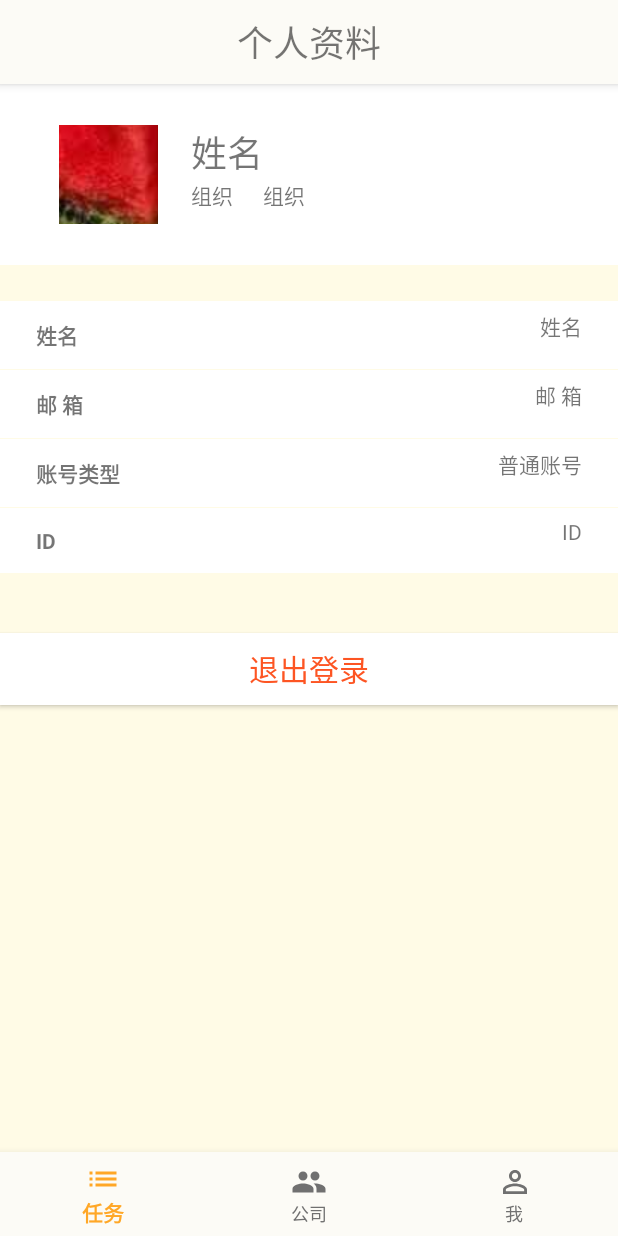
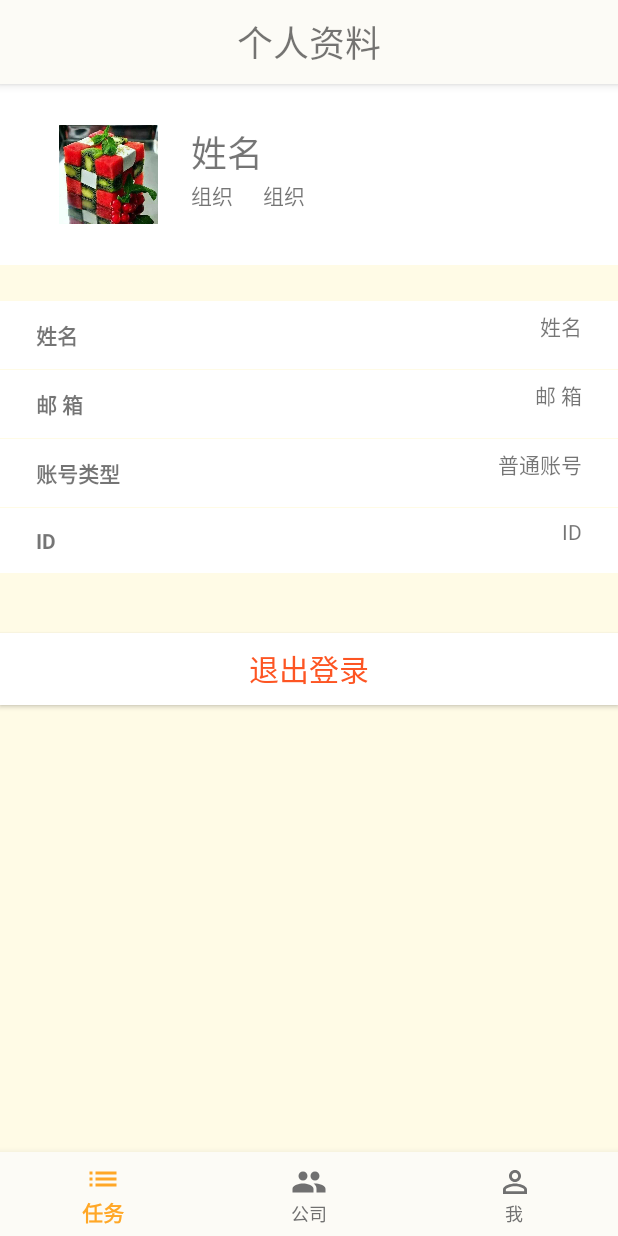
Before and after one commit to gantrol/taskRecorder, an Android app: the fragment UserMeFragment placed in its activity, on a phone screen of 412 x 824 dp. Run offline under Robolectric (Android 15) with nearby library versions, the phone set to English and light mode, and no system bars; our stand-ins replace ButterKnife, Picasso, Room's generated code; libraries missing offline, so code that uses them is left out: com.baidu.mapapi; pictures from the network do not load; 7 statements that could not run were skipped.

Commit message:
finish paper first, modified UI

```diff
--- a/app/src/main/java/cn/com/wosuo/taskrecorder/ui/taskloc/TaskLocFragment.java
+++ b/app/src/main/java/cn/com/wosuo/taskrecorder/ui/taskloc/TaskLocFragment.java
@@ -101,7 +101,7 @@ public abstract class TaskLocFragment extends Fragment {
         return v;
     }
 
-    private BaiduMap.OnMapStatusChangeListener mapStatusListener =
+    BaiduMap.OnMapStatusChangeListener mapStatusListener =
             new BaiduMap.OnMapStatusChangeListener() {
                 @Override
                 public void onMapStatusChangeStart(MapStatus arg0) {
@@ -139,7 +139,7 @@ public abstract class TaskLocFragment extends Fragment {
 
     private void initLocation(){
         LocationClientOption locationOption = new LocationClientOption();
-        locationOption.setScanSpan(3000);
+        locationOption.setScanSpan(800);
         locationOption.setLocationMode(LocationClientOption.LocationMode.Hight_Accuracy);
         locationOption.setIsNeedAddress(true);
         locationOption.setIsNeedLocationDescribe(true);
--- a/app/src/main/java/cn/com/wosuo/taskrecorder/ui/taskread/TaskReadFragment.java
+++ b/app/src/main/java/cn/com/wosuo/taskrecorder/ui/taskread/TaskReadFragment.java
@@ -334,8 +334,4 @@ public class TaskReadFragment extends Fragment {
             }
         }
     };
-
-
-
-
 }
--- a/app/src/main/java/cn/com/wosuo/taskrecorder/ui/usergroup/UserGroupFragment.java
+++ b/app/src/main/java/cn/com/wosuo/taskrecorder/ui/usergroup/UserGroupFragment.java
@@ -54,13 +54,7 @@ public class UserGroupFragment extends Fragment {
 
         UserViewModel userViewModel =
                 ViewModelProviders.of(this).get(UserViewModel.class);
-        userViewModel.getAllUsers().observe(this, new Observer<Resource<List<User>>>() {
-            @Override
-            public void onChanged(Resource<List<User>> usersResource) {
-                // onChanged method triggered every time LiveData changes. so do not need to call notifyDataSetChanged methods.
-                adapter.submitList(usersResource.data);
-            }
-        });
+        userViewModel.getAllUsers().observe(this, usersResource -> adapter.submitList(usersResource.data));
         return view;
     }
 
--- a/app/src/main/java/cn/com/wosuo/taskrecorder/ui/userme/UserMeFragment.java
+++ b/app/src/main/java/cn/com/wosuo/taskrecorder/ui/userme/UserMeFragment.java
@@ -6,6 +6,7 @@ import android.view.LayoutInflater;
 import android.view.View;
 import android.view.ViewGroup;
 import android.widget.Button;
+import android.widget.ImageView;
 import android.widget.TableRow;
 import android.widget.TextView;
 
@@ -16,6 +17,8 @@ import androidx.appcompat.app.AppCompatActivity;
 import androidx.appcompat.widget.Toolbar;
 import androidx.fragment.app.Fragment;
 import androidx.lifecycle.ViewModelProviders;
+
+import com.squareup.picasso.Picasso;
 
 import butterknife.BindView;
 import butterknife.ButterKnife;
@@ -37,6 +40,7 @@ public class UserMeFragment extends Fragment {
 
     @BindView(R.id.toolbar) Toolbar toolbar;
     @BindView(R.id.toolbar_title) TextView mToolbarTitleTextView;
+    @BindView(R.id.my_avatar) ImageView myAvatarImageView;
     @BindView(R.id.logout_btn) Button mLogoutButton;
     @BindView(R.id.big_my_name) TextView mBigMyNameTextView;
     @BindView(R.id.my_group) TextView mMyGroupTextView;
@@ -45,8 +49,6 @@ public class UserMeFragment extends Fragment {
     @BindView(R.id.my_email) TextView mMyEmailTextView;
     @BindView(R.id.my_type) TextView mMyTypeTextView;
     @BindView(R.id.my_id) TextView mMyIdTextView;
-
-
 
     @Nullable
     @Override
@@ -57,7 +59,7 @@ public class UserMeFragment extends Fragment {
         ActionBar actionBar = ((AppCompatActivity)requireActivity()).getSupportActionBar();
         if (actionBar != null) actionBar.setDisplayShowTitleEnabled(false);
         mToolbarTitleTextView.setText(TAG);
-
+        Picasso.get().load(R.drawable.nav_icon).into(myAvatarImageView);
         mLogoutButton.setOnClickListener(v -> logout());
         User me = AppPreferencesHelper.getCurrentUser();
 //        UserViewModel userViewModel = ViewModelProviders.of(this).get(UserViewModel.class);
--- a/app/src/main/java/cn/com/wosuo/taskrecorder/util/FinalStrings.java
+++ b/app/src/main/java/cn/com/wosuo/taskrecorder/util/FinalStrings.java
@@ -75,7 +75,11 @@ public final class FinalStrings {
         public static final String TASK_TEST = "测试中";
         public static final String TASK_DONE = "已完成";
         public static final String TASK_NONE = "取消";
-
+    public static final String PHOTO_TYPE = "subID";
+        public static final String INTERVIEWEE = "访谈人";
+        public static final String MEETING = "座谈会议";// 访谈人、座谈会议、敏感对象、地块现场
+        public static final String SENSITIVE_OBJECT = "敏感对象";
+        public static final String SITE_SCENE = "地块现场";
 
 
 //    Status Code
--- a/app/src/main/res/layout/fragment_me.xml
+++ b/app/src/main/res/layout/fragment_me.xml
@@ -30,7 +30,8 @@
                 app:layout_constraintStart_toStartOf="parent"
                 app:layout_constraintTop_toTopOf="parent">
 
-                <ImageButton
+                <ImageView
+                    android:id="@+id/my_avatar"
                     android:layout_width="66dp"
                     android:layout_height="66dp"
                     android:contentDescription="@string/avatar"
--- a/app/src/main/res/layout/list_item_task_photo.xml
+++ b/app/src/main/res/layout/list_item_task_photo.xml
@@ -41,7 +41,7 @@
                 android:id="@+id/photo_type_tv"
                 android:layout_width="0dp"
                 android:layout_height="match_parent"
-                android:layout_weight="2"
+                android:layout_weight="1"
                 android:hint="@string/photo_type_label"
                 android:textSize="@dimen/normal_text_size" />
 
--- a/app/src/main/res/values/strings.xml
+++ b/app/src/main/res/values/strings.xml
@@ -59,5 +59,5 @@
 
     <string name="add_photo">添加图片</string>
     <string name="photo_detail">简要介绍</string>
-    <string name="photo_type_label">任务类型</string>
+    <string name="photo_type_label">类型</string>
 </resources>
```
Also changed, not shown: app/src/main/java/cn/com/wosuo/taskrecorder/ui/adapter/PhotoAdapter.java (+9 -2 lines), app/src/main/java/cn/com/wosuo/taskrecorder/ui/taskphoto/TaskPhotoFragment.java (+2 -13 lines), app/src/main/java/cn/com/wosuo/taskrecorder/util/FinalMap.java (+8 -27 lines), app/src/main/java/cn/com/wosuo/taskrecorder/util/ImageCompress.java (added, +77 -0 lines), 2 other files.
